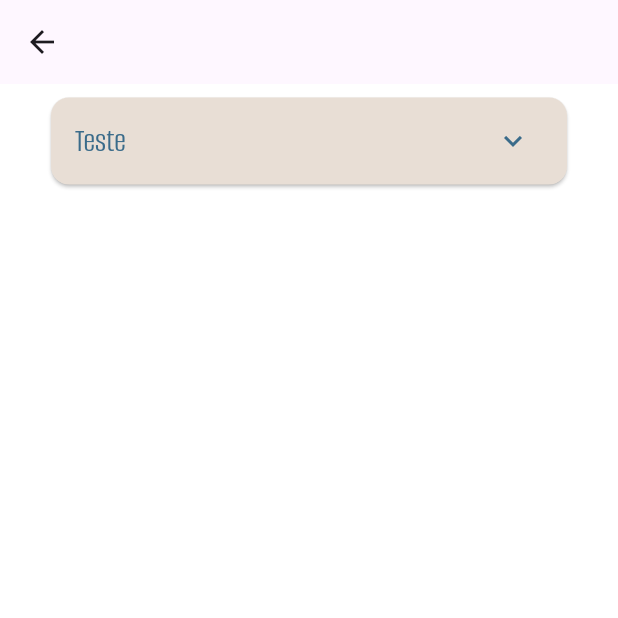
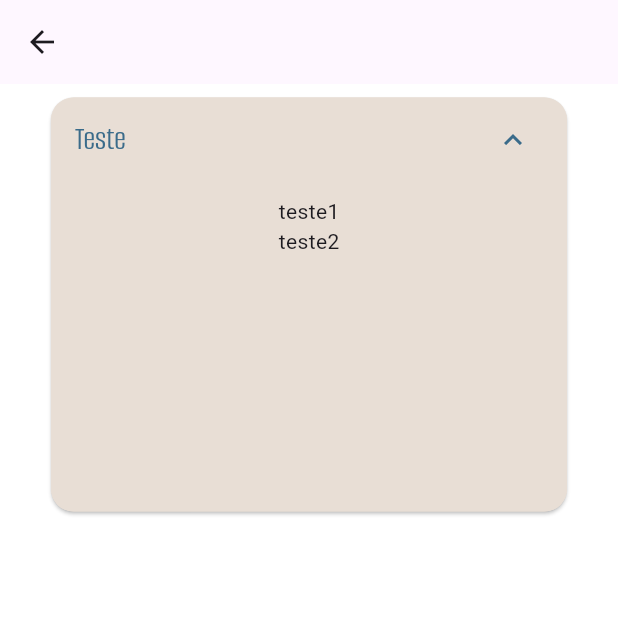
Before and after one commit to rafinha-as-br/TravelMaker, a Flutter app: the TestScreen screen opened by its route, on a phone screen of 412 x 824 dp, the top half of it. Run offline on Flutter 3.47's test engine with Material 3 defaults, Android fonts, the phone set to English and light mode, and no system bars; our stand-ins replace geocoding, geolocator, image_picker, shared_preferences, sqflite; missing offline and left inert: country_flags, dart:ffi; accounts and stored records are empty.

```diff
--- a/travelmakerapp/lib/presentation/modules/customExpansionTile.dart
+++ b/travelmakerapp/lib/presentation/modules/customExpansionTile.dart
@@ -1,19 +1,28 @@
+import 'package:country_flags/country_flags.dart';
 import 'package:flutter/material.dart';
 import 'package:travelmakerapp/usecase/Themes/getTheme.dart';
 
 class Customexpansiontile extends StatelessWidget {
   const Customexpansiontile({
-    super.key, required this.title, required this.widget
+    super.key, required this.title, required this.widget, required this.initiallyExpanded
   });
 
   final String title;
   final Widget widget;
+  final bool initiallyExpanded;
 
   @override
   Widget build(BuildContext context) {
     return Card(
       color: getCanvasColor(),
+      shape: RoundedRectangleBorder(
+        borderRadius: BorderRadius.all(Radius.circular(15)),
+      ),
       child: ExpansionTile(
+          initiallyExpanded: initiallyExpanded,
+          shape: RoundedRectangleBorder(
+            borderRadius: BorderRadius.all(Radius.circular(15)),
+          ),
           backgroundColor: getCanvasColor(),
           iconColor: getPrimaryColor(),
           collapsedIconColor: getPrimaryColor(),
@@ -22,7 +31,7 @@ class Customexpansiontile extends StatelessWidget {
             Padding(
               padding: const EdgeInsets.symmetric(horizontal: 15, vertical: 10),
               child: Container(
-                width: 100,
+                width: 320,
                 height: 200,
                 child: widget,
               ),
--- a/travelmakerapp/lib/presentation/page/tests.dart
+++ b/travelmakerapp/lib/presentation/page/tests.dart
@@ -33,6 +33,7 @@ class TestScreen extends StatelessWidget {
 
             Customexpansiontile(
                 title: "Teste",
+                initiallyExpanded: true,
                 widget: Column(
                   children: [
                     Text("teste1"),
--- a/travelmakerapp/lib/usecase/Themes/appThemes.dart
+++ b/travelmakerapp/lib/usecase/Themes/appThemes.dart
@@ -3,6 +3,9 @@ import 'package:flutter/material.dart';
 class AppThemes {
   static final ThemeData lightTheme = ThemeData(
     scaffoldBackgroundColor: Colors.white,
+    splashColor: Colors.transparent,
+    highlightColor: Colors.transparent,
+    hoverColor: Colors.transparent,
     canvasColor: Color(0xFFE8DED5),
     primaryColor:  Color(0xFF3A6B8A),
     textTheme: const TextTheme(
@@ -15,7 +18,9 @@ class AppThemes {
   static final ThemeData darkTheme = ThemeData(
     scaffoldBackgroundColor: Color(0xFF1B3C53),
     primaryColor: Color(0xFFF9F3EF),
-
+    splashColor: Colors.transparent,
+    highlightColor: Colors.transparent,
+    hoverColor: Colors.transparent,
     canvasColor: Color(0xFF456882),
     textTheme: const TextTheme(
       displayLarge: TextStyle(color: Color(0xFFF9F3EF), fontSize: 48, fontFamily: 'AlumniSans'),
```
Also changed, not shown: 1 other file.
